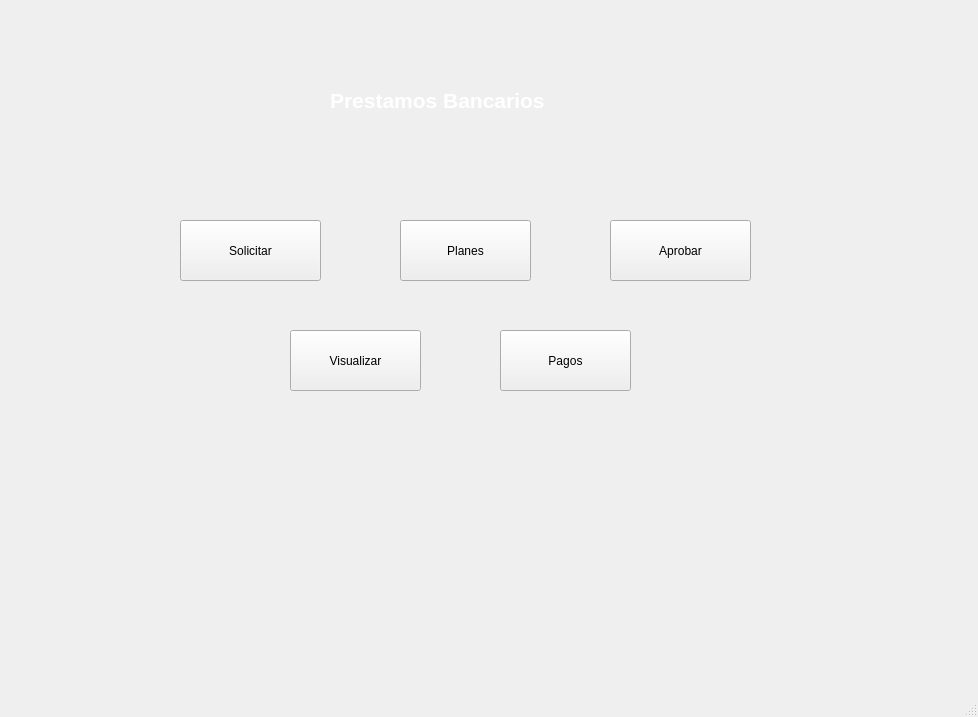
Qt form views/prestamos_bancarios.ui (AngelAndreCotocCuzal/banco) before a commit.
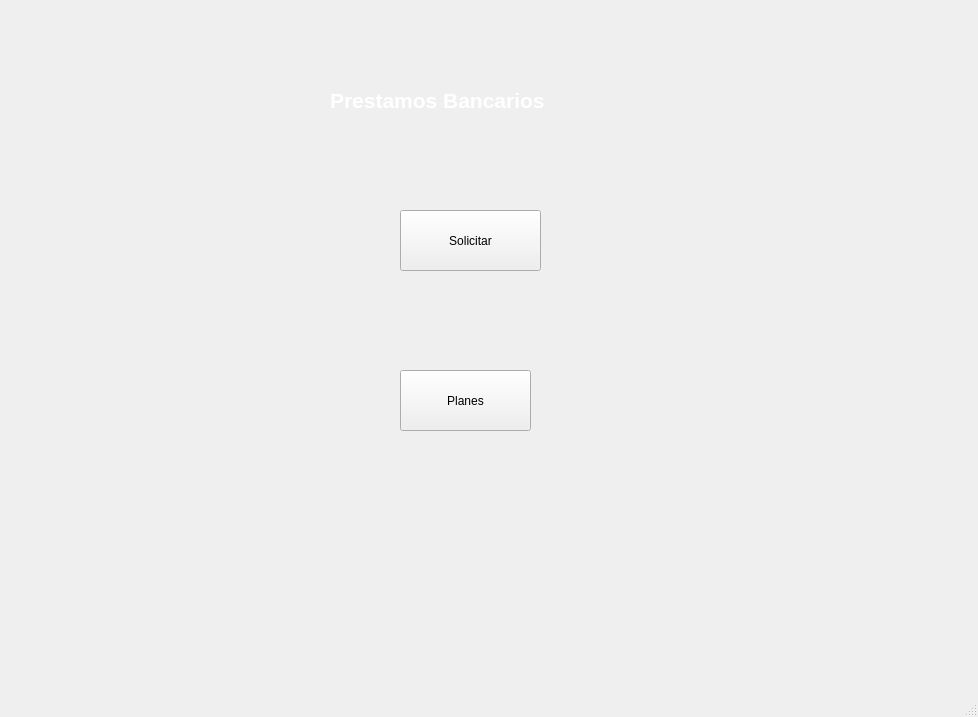
The same form after that commit. Icons and pictures are not drawn.

```diff
--- a/views/prestamos_bancarios.ui
+++ b/views/prestamos_bancarios.ui
@@ -53,8 +53,8 @@
    <widget class="QPushButton" name="btn_solicitar">
     <property name="geometry">
      <rect>
-      <x>180</x>
-      <y>220</y>
+      <x>400</x>
+      <y>210</y>
       <width>141</width>
       <height>61</height>
      </rect>
@@ -67,7 +67,7 @@
     <property name="geometry">
      <rect>
       <x>400</x>
-      <y>220</y>
+      <y>370</y>
       <width>131</width>
       <height>61</height>
      </rect>
@@ -76,45 +76,6 @@
      <string>Planes</string>
     </property>
    </widget>
-   <widget class="QPushButton" name="btn_aprobar">
-    <property name="geometry">
-     <rect>
-      <x>610</x>
-      <y>220</y>
-      <width>141</width>
-      <height>61</height>
-     </rect>
-    </property>
-    <property name="text">
-     <string>Aprobar</string>
-    </property>
-   </widget>
-   <widget class="QPushButton" name="btn_visualizar">
-    <property name="geometry">
-     <rect>
-      <x>290</x>
-      <y>330</y>
-      <width>131</width>
-      <height>61</height>
-     </rect>
-    </property>
-    <property name="text">
-     <string>Visualizar</string>
-    </property>
-   </widget>
-   <widget class="QPushButton" name="btn_pagos">
-    <property name="geometry">
-     <rect>
-      <x>500</x>
-      <y>330</y>
-      <width>131</width>
-      <height>61</height>
-     </rect>
-    </property>
-    <property name="text">
-     <string>Pagos</string>
-    </property>
-   </widget>
   </widget>
   <widget class="QStatusBar" name="statusbar"/>
  </widget>
```
